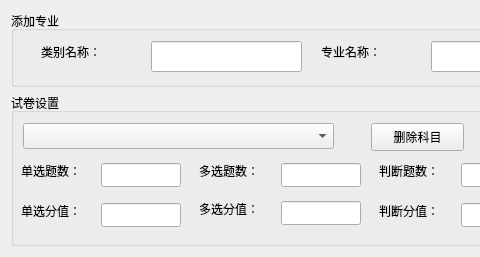
Above: views/addcourseview.ui from janonoly/exampc before the change; both pictures show x 0 to 480 and y 0 to 257 of the 1035 by 257 pixel window. Below: the same form after it.
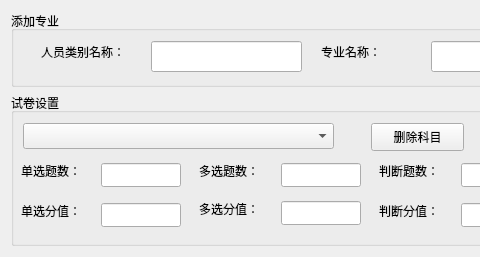
That is the form after the change.

The edit to the form file:
```diff
--- a/views/addcourseview.ui
+++ b/views/addcourseview.ui
@@ -78,12 +78,12 @@
        <rect>
         <x>30</x>
         <y>30</y>
-        <width>75</width>
+        <width>101</width>
         <height>21</height>
        </rect>
       </property>
       <property name="text">
-       <string>类别名称：</string>
+       <string>人员类别名称：</string>
       </property>
      </widget>
      <widget class="QLineEdit" name="lineEdit_11">
```
